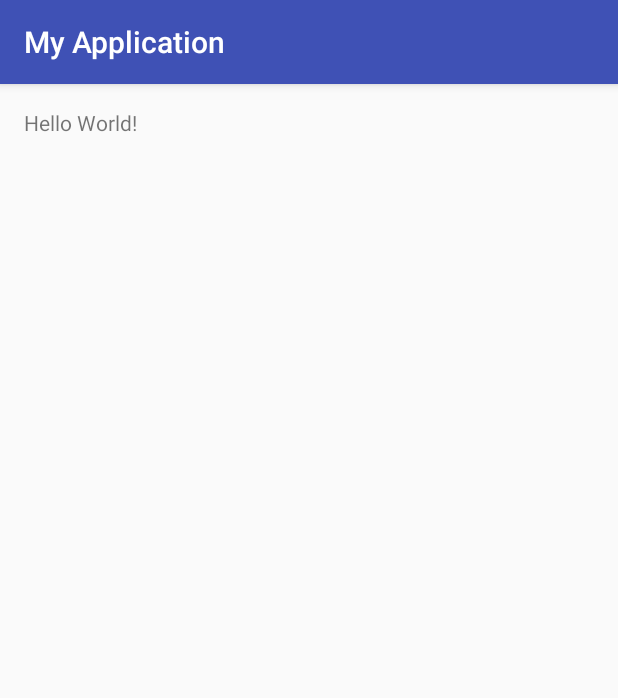
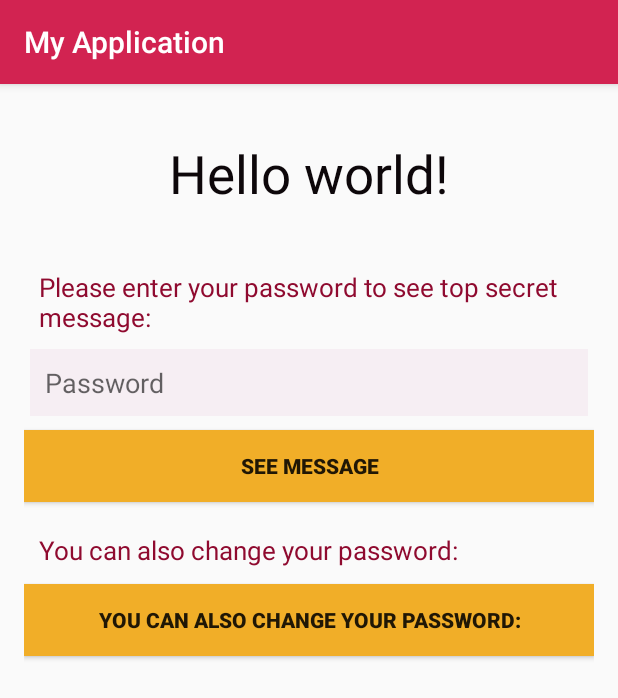
Before and after one commit to Kraudia/android-kotlin, an Android app: the screen it shows after launch (MainActivity), on a phone screen of 412 x 824 dp. Shown: the top 698 px of the screen. Run offline under Robolectric (Android 15) with nearby library versions, the phone set to English and light mode, and no system bars.

Commit message:
create first and change password layouts

```diff
--- a/app/src/main/res/layout/activity_main.xml
+++ b/app/src/main/res/layout/activity_main.xml
@@ -10,8 +10,73 @@
     android:paddingTop="@dimen/activity_vertical_margin"
     tools:context="com.example.student.myapplication.MainActivity">
 
-    <TextView
-        android:layout_width="wrap_content"
-        android:layout_height="wrap_content"
-        android:text="Hello World!" />
+    <LinearLayout
+        android:orientation="vertical"
+        android:layout_width="fill_parent"
+        android:layout_height="fill_parent">
+
+        <TextView
+            android:layout_width="fill_parent"
+            android:layout_height="wrap_content"
+            android:textColor="@color/black"
+            android:padding="20dp"
+            android:textSize="35sp"
+            android:textAlignment="center"
+            android:text="@string/hello_world" />
+
+        <TextView
+            android:layout_width="fill_parent"
+            android:layout_height="wrap_content"
+            android:paddingTop="20dp"
+            android:paddingLeft="10dp"
+            android:paddingRight="10dp"
+            android:paddingBottom="5dp"
+            android:text="@string/password_label"
+            android:textColor="@color/colorPrimaryDark"
+            android:textSize="17sp" />
+
+        <EditText
+            android:id="@+id/password"
+            android:layout_width="fill_parent"
+            android:layout_height="wrap_content"
+            android:layout_marginTop="5dp"
+            android:maxLines="1"
+            android:background="@color/light"
+            android:gravity="center_vertical"
+            android:hint="@string/password"
+            android:inputType="textPassword"
+            android:padding="10dp"
+            android:layout_margin="4dp" />
+
+        <Button
+            android:text="@string/see"
+            android:layout_width="fill_parent"
+            android:layout_height="wrap_content"
+            android:id="@+id/button_see"
+            android:layout_marginTop="5dp"
+            android:padding="10dp"
+            android:textStyle="bold"
+            android:background="@color/colorButton"/>
+
+        <TextView
+            android:layout_width="fill_parent"
+            android:layout_height="wrap_content"
+            android:paddingTop="20dp"
+            android:paddingLeft="10dp"
+            android:paddingRight="10dp"
+            android:paddingBottom="5dp"
+            android:text="@string/change_password_label"
+            android:textColor="@color/colorPrimaryDark"
+            android:textSize="17sp" />
+
+        <Button
+            android:text="@string/change_password_label"
+            android:layout_width="fill_parent"
+            android:layout_height="wrap_content"
+            android:layout_marginTop="5dp"
+            android:padding="10dp"
+            android:id="@+id/button_change"
+            android:textStyle="bold"
+            android:background="@color/colorButton" />
+    </LinearLayout>
 </RelativeLayout>
--- a/app/src/main/res/values/colors.xml
+++ b/app/src/main/res/values/colors.xml
@@ -1,6 +1,12 @@
 <?xml version="1.0" encoding="utf-8"?>
 <resources>
-    <color name="colorPrimary">#3F51B5</color>
-    <color name="colorPrimaryDark">#303F9F</color>
+    <color name="colorPrimary">#D22351</color>
+    <color name="colorPrimaryDark">#8F0A2F</color>
     <color name="colorAccent">#FF4081</color>
+    <color name="colorButton">#F1AE28</color>
+    <color name="colorBackground">#ffffff</color>
+
+    <color name="black">#0D070A</color>
+    <color name="light">#F6EEF3</color>
+    <color name="white">#FFFFFF</color>
 </resources>
--- a/app/src/main/res/values/strings.xml
+++ b/app/src/main/res/values/strings.xml
@@ -1,3 +1,15 @@
 <resources>
     <string name="app_name">My Application</string>
+    <string name="back">Back</string>
+    <string name="hello_world">Hello world!</string>
+    <string name="password">Password</string>
+    <string name="password_label">Please enter your password to see top secret message:</string>
+    <string name="old_password">Old password</string>
+    <string name="old_password_label">Please enter your old password below:</string>
+    <string name="new_password">New password</string>
+    <string name="new_password_label">Please enter your new password below:</string>
+    <string name="change_password">Change password</string>
+    <string name="change_password_label">You can also change your password:</string>
+    <string name="see">See message</string>
+    <string name="submit">Submit</string>
 </resources>
```
Also changed, not shown: app/src/main/res/layout/change_password.xml (added, +104 -0 lines).
